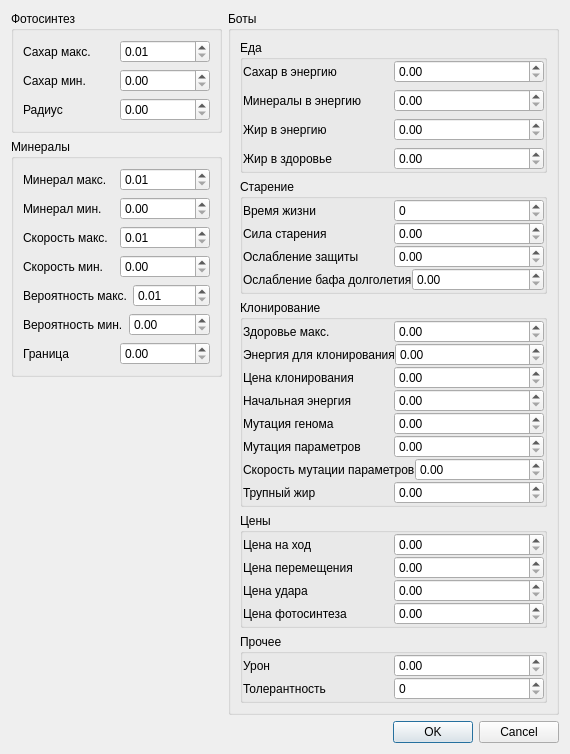
First picture: the form in worldparametersdialog.ui, repository Tima45/gen6, before the edit.
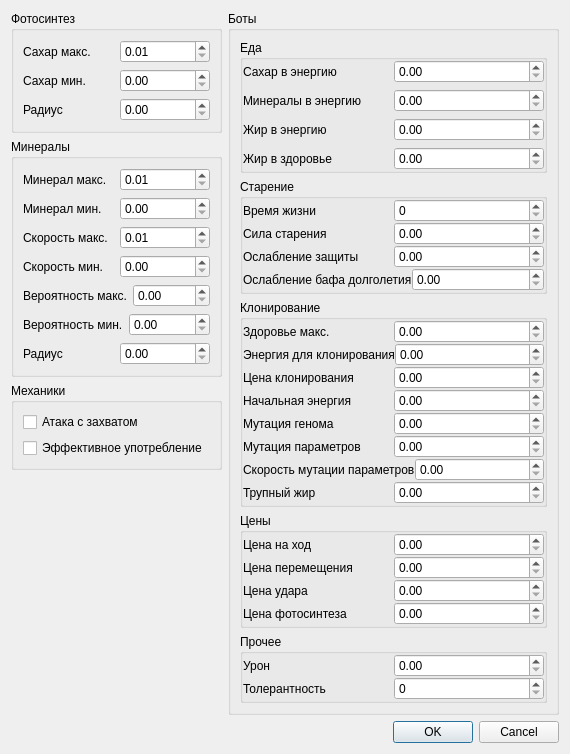
Second picture: the form after the edit. Icons and pictures are not drawn.

```diff
--- a/worldparametersdialog.ui
+++ b/worldparametersdialog.ui
@@ -211,7 +211,7 @@
           <item>
            <widget class="QDoubleSpinBox" name="produciveProbabilityMaxBox">
             <property name="minimum">
-             <double>0.010000000000000</double>
+             <double>0.000000000000000</double>
             </property>
             <property name="maximum">
              <double>10000.000000000000000</double>
@@ -252,7 +252,7 @@
              <string>&lt;html&gt;&lt;head/&gt;&lt;body&gt;&lt;p&gt;Радиус границы за которой начинается рост минералов&lt;/p&gt;&lt;/body&gt;&lt;/html&gt;</string>
             </property>
             <property name="text">
-             <string>Граница</string>
+             <string>Радиус</string>
             </property>
            </widget>
           </item>
@@ -271,6 +271,35 @@
        </layout>
       </widget>
      </item>
+     <item>
+      <widget class="QGroupBox" name="groupBox_9">
+       <property name="title">
+        <string>Механики</string>
+       </property>
+       <layout class="QGridLayout" name="gridLayout_9">
+        <item row="0" column="0">
+         <widget class="QCheckBox" name="captureAttackBox">
+          <property name="toolTip">
+           <string>&lt;html&gt;&lt;head/&gt;&lt;body&gt;&lt;p&gt;Если включено: бот совершает шаг на клетку жертвы если убил ее и захватывает все ресурсы в этот ход.(нет трупа - нет преступления)&lt;br/&gt;Если выключено: после заврешения атаки бот может оставить труп жертвы.&lt;/p&gt;&lt;/body&gt;&lt;/html&gt;</string>
+          </property>
+          <property name="text">
+           <string>Атака с захватом</string>
+          </property>
+         </widget>
+        </item>
+        <item row="1" column="0">
+         <widget class="QCheckBox" name="effectiveEatBox">
+          <property name="toolTip">
+           <string>&lt;html&gt;&lt;head/&gt;&lt;body&gt;&lt;p&gt;Если включено: бот не может израсходовать ресурсов больше чем ему необходимо для получения максимальной энергии.&lt;br/&gt;Если выключено: бот расходует все ресурсы в ноль, при этом энергия не привишает максимум. &lt;/p&gt;&lt;/body&gt;&lt;/html&gt;</string>
+          </property>
+          <property name="text">
+           <string>Эффективное употребление</string>
+          </property>
+         </widget>
+        </item>
+       </layout>
+      </widget>
+     </item>
      <item>
       <spacer name="verticalSpacer">
        <property name="orientation">
```
Left out of the diff: 4 changed lines with no effect on the pictures.
